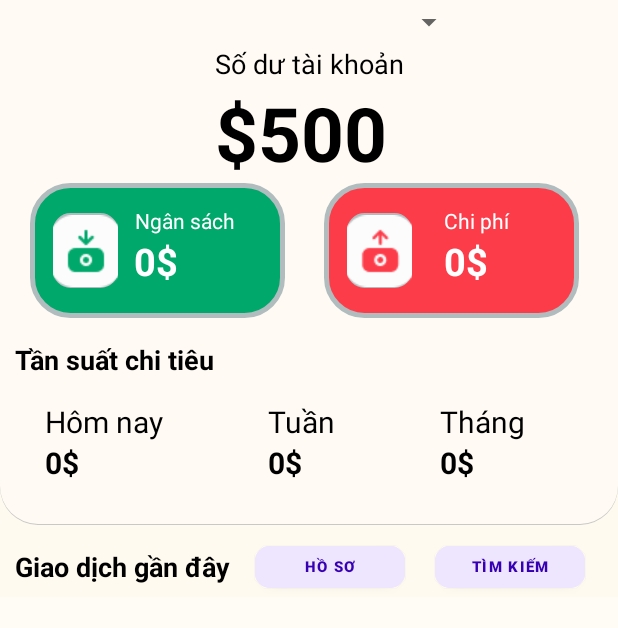
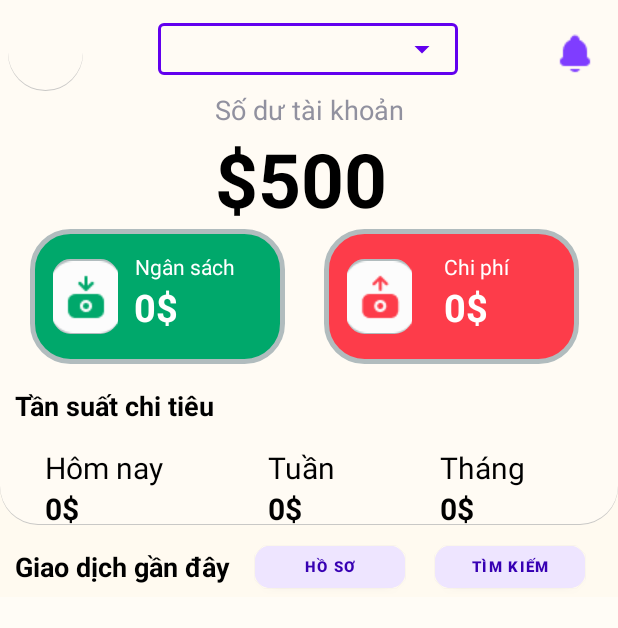
Before and after one commit to nguyendinhduy13/Money-Management, an Android app: the HomeActivity screen opened directly, with no data from a screen before it, on a phone screen of 412 x 824 dp. Shown: the top 628 px of the screen. Run offline under Robolectric (Android 15) with nearby library versions, the phone set to English and light mode, and no system bars; our stand-ins replace Firebase (no records; nobody signed in at launch, a user with empty details on screens opened directly).

Commit message:
edit home

```diff
--- a/app/src/main/res/layout/activity_home.xml
+++ b/app/src/main/res/layout/activity_home.xml
@@ -13,20 +13,41 @@
         android:orientation="vertical"
         android:background="@drawable/layout_bolinearcolor"
         >
-        <Spinner
-            android:id="@+id/spinner_month"
+        <com.google.android.material.textfield.TextInputLayout
+            style="@style/Widget.MaterialComponents.TextInputLayout.OutlinedBox.Dense.ExposedDropdownMenu"
             android:layout_width="200dp"
-            android:layout_height="30dp"
-            android:layout_marginLeft="110dp"
+            android:layout_height="40dp"
+            android:layout_marginLeft="105dp"
+            android:layout_marginTop="10dp"
+            >
+            <AutoCompleteTextView
+                android:layout_width="match_parent"
+                android:layout_height="wrap_content"
+                />
+        </com.google.android.material.textfield.TextInputLayout>
+        <ImageButton
+            android:layout_width="50dp"
+            android:layout_height="50dp"
+            android:layout_marginLeft="5dp"
+            android:layout_marginTop="-39dp"
+            android:background="@drawable/layout_bolinearcolor"
             />
+        <ImageButton
+            android:layout_width="50dp"
+            android:layout_height="50dp"
+            android:layout_marginTop="-50dp"
+            android:layout_marginLeft="358dp"
+            android:src="@drawable/notifiaction"
+            android:background="@color/linear"
 
+            />
         <com.google.android.material.textview.MaterialTextView
             android:layout_width="match_parent"
             android:layout_height="wrap_content"
             android:text="Số dư tài khoản"
             android:textAlignment="center"
             android:textSize="18dp"
-            android:textColor="@color/black"
+            android:textColor="#91919F"
             />
         <com.google.android.material.textview.MaterialTextView
             android:id="@+id/tv_sodu"
--- a/app/src/main/res/layout/retrieve1.xml
+++ b/app/src/main/res/layout/retrieve1.xml
@@ -12,11 +12,12 @@
         android:orientation="horizontal"
         android:layout_width="match_parent"
         android:layout_height="wrap_content">
+
         <LinearLayout
             android:layout_width="65dp"
             android:layout_height="wrap_content"
-            android:background="@drawable/botron_item"
-            >
+            android:background="@drawable/botron_item">
+
             <ImageView
                 android:id="@+id/imageView"
                 android:layout_width="50dp"
--- a/app/src/main/res/values/strings.xml
+++ b/app/src/main/res/values/strings.xml
@@ -13,4 +13,9 @@
         <item>Personal</item>
         <item>Other</item>
     </string-array>
+    <string-array name="month">
+        <item>Tháng 1</item>
+        <item>Tháng 2</item>
+
+    </string-array>
 </resources>
```
Also changed, not shown: app/src/main/res/drawable/notifiaction.png (added). Lines whose indentation alone changed are shown as unchanged.
